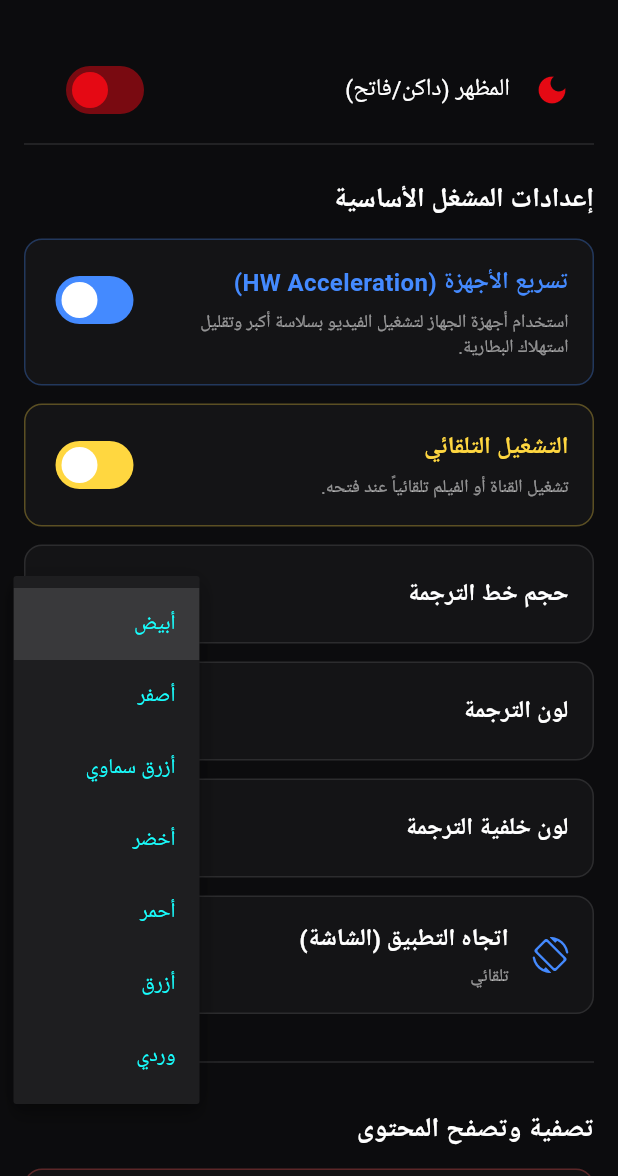
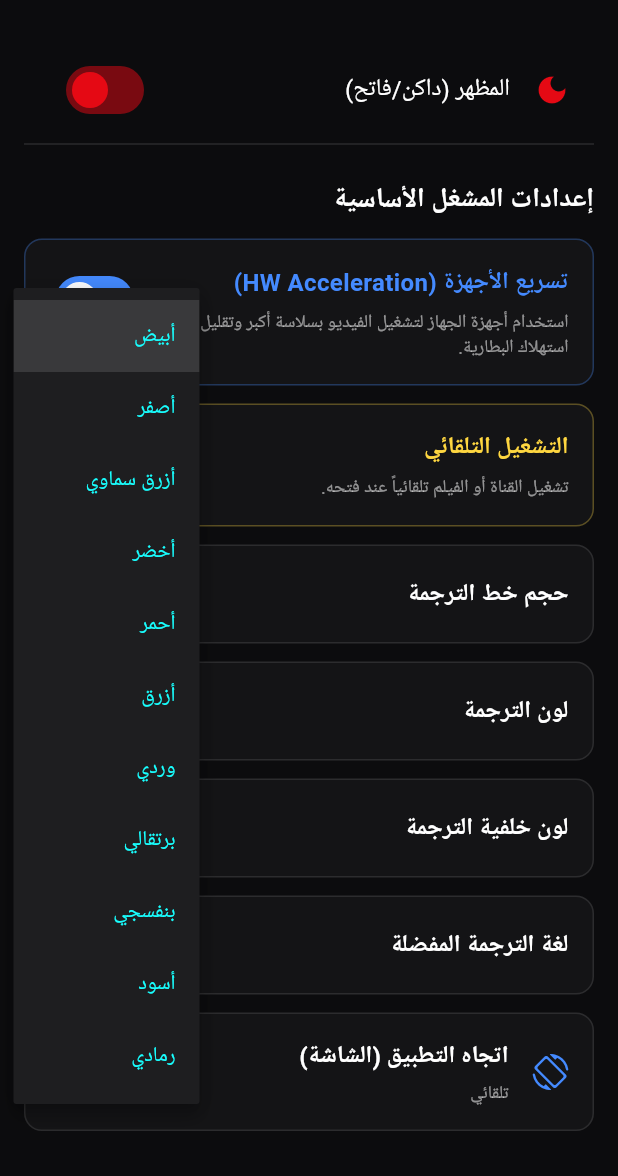
Before and after one commit to mahmoudhwhwhwh/flutter-iptv-player, a Flutter app: the SettingsScreen screen opened directly, after a tap on "أبيض", on a phone screen of 412 x 824 dp, the part 60-1236 px from its top. Run offline on Flutter 3.47's test engine with Material 3 defaults, Android fonts, the phone set to English and light mode, and no system bars; our stand-ins replace better_player_plus, cached_network_image, device_info_plus, dio, firebase_analytics, firebase_core and 6 more; accounts and stored records are empty; network calls fail; Roboto replaces fonts that are missing (Cairo).

Commit message:
Fix subtitles styling, add more colors, and add default subtitle language setting

```diff
--- a/lib/screens/player_screen.dart
+++ b/lib/screens/player_screen.dart
@@ -82,6 +82,7 @@ class _PlayerScreenState extends State<PlayerScreen> with WidgetsBindingObserver
   double _subSizeVal = 16.0;
   Color _subColorVal = Colors.white;
   Color _subBgColorVal = Colors.transparent;
+  String _subLangVal = "تلقائي";
 
   // Screen lock & rotation states
   bool _isLocked = false;
@@ -169,12 +170,14 @@ class _PlayerScreenState extends State<PlayerScreen> with WidgetsBindingObserver
       String sCol = prefs.getString('sub_color') ?? "أبيض";
       String sBg = prefs.getString('sub_bg_color') ?? "شفاف";
       String appOrient = prefs.getString('app_orientation') ?? "تلقائي";
+      _subLangVal = prefs.getString('sub_lang') ?? "تلقائي";
 
       if (sSize == "صغير") _subSizeVal = 12.0;
       else if (sSize == "متوسط") _subSizeVal = 16.0;
       else if (sSize == "كبير") _subSizeVal = 22.0;
       else if (sSize == "ضخم") _subSizeVal = 28.0;
       else _subSizeVal = 16.0;
+
 
       if (sCol == "أصفر") _subColorVal = Colors.yellow;
       else if (sCol == "أزرق سماوي") _subColorVal = Colors.cyanAccent;
@@ -182,6 +185,10 @@ class _PlayerScreenState extends State<PlayerScreen> with WidgetsBindingObserver
       else if (sCol == "أحمر") _subColorVal = Colors.redAccent;
       else if (sCol == "أزرق") _subColorVal = Colors.blueAccent;
       else if (sCol == "وردي") _subColorVal = Colors.pinkAccent;
+      else if (sCol == "برتقالي") _subColorVal = Colors.orange;
+      else if (sCol == "بنفسجي") _subColorVal = Colors.purpleAccent;
+      else if (sCol == "أسود") _subColorVal = Colors.black;
+      else if (sCol == "رمادي") _subColorVal = Colors.grey;
       else _subColorVal = Colors.white;
 
       if (sBg == "أسود") _subBgColorVal = Colors.black87;
@@ -190,7 +197,9 @@ class _PlayerScreenState extends State<PlayerScreen> with WidgetsBindingObserver
       else if (sBg == "أزرق داكن") _subBgColorVal = Colors.blue[900]!.withOpacity(0.8);
       else if (sBg == "أخضر داكن") _subBgColorVal = Colors.green[900]!.withOpacity(0.8);
       else if (sBg == "أرجواني داكن") _subBgColorVal = Colors.purple[900]!.withOpacity(0.8);
+      else if (sBg == "أبيض") _subBgColorVal = Colors.white70;
       else _subBgColorVal = Colors.transparent;
+
 
       if (appOrient == "أفقي") {
         _isPortrait = false;
@@ -236,6 +245,37 @@ class _PlayerScreenState extends State<PlayerScreen> with WidgetsBindingObserver
     _startSensorBasedOrientationListener();
     _initializeController();
     _resetHideHUDTimer();
+  }
+
+
+  void _applyPreferredSubtitleLanguage() {
+    if (_subLangVal != "تلقائي" && _betterController != null) {
+       try {
+         final tracks = _betterController!.betterPlayerSubtitlesSourceList;
+         String targetLang = _subLangVal.toLowerCase();
+         if (targetLang == "arabic") targetLang = "ar";
+         else if (targetLang == "english") targetLang = "en";
+         else if (targetLang == "french") targetLang = "fr";
+         else if (targetLang == "spanish") targetLang = "es";
+         else if (targetLang == "turkish") targetLang = "tr";
+         else if (targetLang == "persian") targetLang = "fa";
+
+         BetterPlayerSubtitlesSource? matchedSource;
+         for (var track in tracks) {
+             String name = (track.name ?? "").toLowerCase();
+             if (name.contains(targetLang) || (targetLang == "ar" && name.contains("عرب"))) {
+                 matchedSource = track;
+                 break;
+             }
+         }
+
+         if (matchedSource != null) {
+             _betterController!.setupSubtitleSource(matchedSource);
+         }
+       } catch (e) {
+         debugPrint("Failed to set sub lang: $e");
+       }
+    }
   }
 
   void _initializeController({bool isRetry = false}) async {
--- a/lib/screens/settings_screen.dart
+++ b/lib/screens/settings_screen.dart
@@ -28,6 +28,7 @@ class _SettingsScreenState extends State<SettingsScreen> {
   String _subSize = "متوسط";
   String _subColor = "أبيض";
   String _subBgColor = "شفاف";
+  String _subLang = "تلقائي";
   String _appOrientation = "تلقائي";
 
   @override
@@ -49,6 +50,7 @@ class _SettingsScreenState extends State<SettingsScreen> {
       _subSize = prefs.getString('sub_size') ?? "متوسط";
       _subColor = prefs.getString('sub_color') ?? "أبيض";
       _subBgColor = prefs.getString('sub_bg_color') ?? "شفاف";
+      _subLang = prefs.getString('sub_lang') ?? "تلقائي";
       _appOrientation = prefs.getString('app_orientation') ?? "تلقائي";
     });
   }
@@ -142,7 +144,7 @@ class _SettingsScreenState extends State<SettingsScreen> {
               _buildDropdownItem(
                 title: "لون الترجمة",
                 value: _subColor,
-                items: const ["أبيض", "أصفر", "أزرق سماوي", "أخضر", "أحمر", "أزرق", "وردي"],
+                items: const ["أبيض", "أصفر", "أزرق سماوي", "أخضر", "أحمر", "أزرق", "وردي", "برتقالي", "بنفسجي", "أسود", "رمادي"],
                 onChanged: (val) {
                   if (val != null) {
                     setState(() => _subColor = val);
@@ -154,11 +156,23 @@ class _SettingsScreenState extends State<SettingsScreen> {
               _buildDropdownItem(
                 title: "لون خلفية الترجمة",
                 value: _subBgColor,
-                items: const ["شفاف", "أسود", "رمادي داكن", "أحمر داكن", "أزرق داكن", "أخضر داكن", "أرجواني داكن"],
+                items: const ["شفاف", "أسود", "رمادي داكن", "أحمر داكن", "أزرق داكن", "أخضر داكن", "أرجواني داكن", "أبيض"],
                 onChanged: (val) {
                   if (val != null) {
                     setState(() => _subBgColor = val);
                     _saveStringSetting('sub_bg_color', val);
+                  }
+                },
+              ),
+              const SizedBox(height: 12),
+              _buildDropdownItem(
+                title: "لغة الترجمة المفضلة",
+                value: _subLang,
+                items: const ["تلقائي", "Arabic", "English", "French", "Spanish", "Turkish", "Persian"],
+                onChanged: (val) {
+                  if (val != null) {
+                    setState(() => _subLang = val);
+                    _saveStringSetting('sub_lang', val);
                   }
                 },
               ),
```
